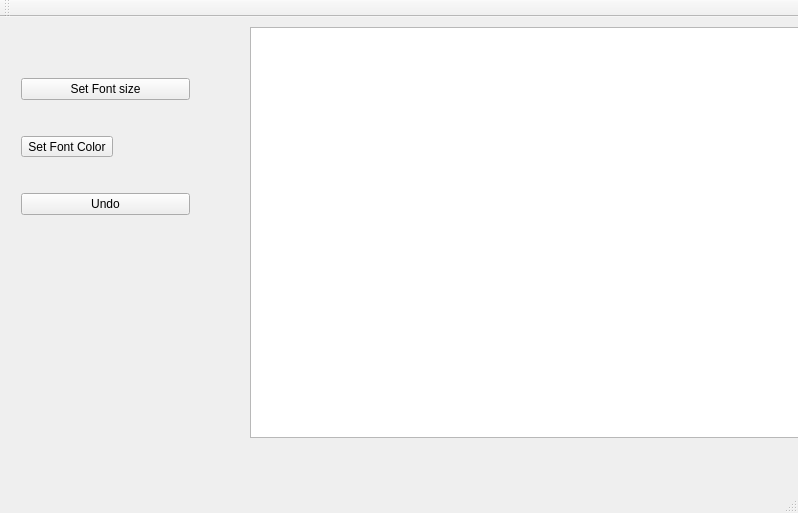
First picture: the form in ppo/lab3/MainWindow.ui, repository akapust1n/university, before the edit.
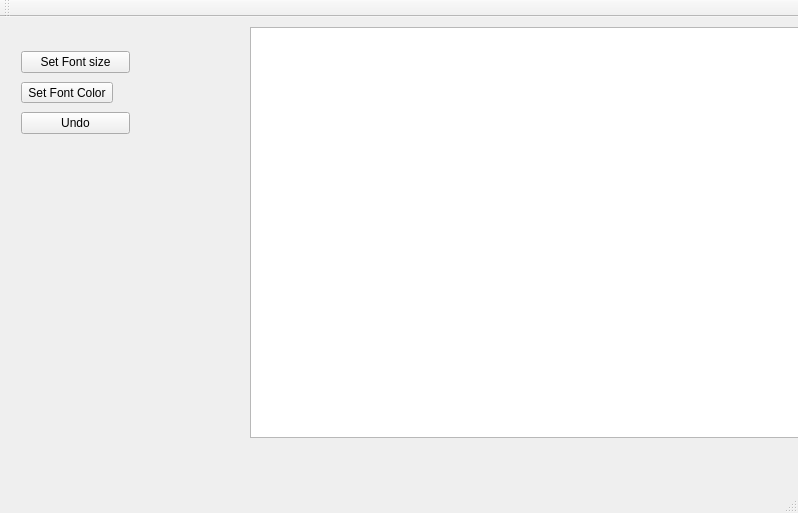
Second picture: the form after the edit.

Diff of the .ui file:
```diff
--- a/ppo/lab3/MainWindow.ui
+++ b/ppo/lab3/MainWindow.ui
@@ -29,8 +29,8 @@
      <rect>
       <x>10</x>
       <y>20</y>
-      <width>191</width>
-      <height>221</height>
+      <width>131</width>
+      <height>111</height>
      </rect>
     </property>
     <layout class="QVBoxLayout" name="verticalLayout">
@@ -60,10 +60,10 @@
    <widget class="QWidget" name="pluginsWidget" native="true">
     <property name="geometry">
      <rect>
-      <x>10</x>
-      <y>260</y>
-      <width>191</width>
-      <height>161</height>
+      <x>20</x>
+      <y>140</y>
+      <width>181</width>
+      <height>281</height>
      </rect>
     </property>
    </widget>
```
